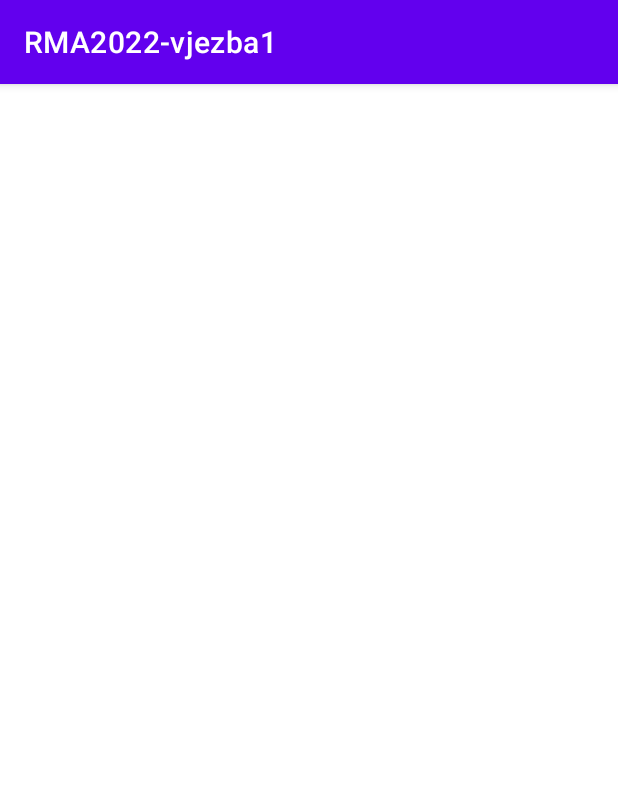
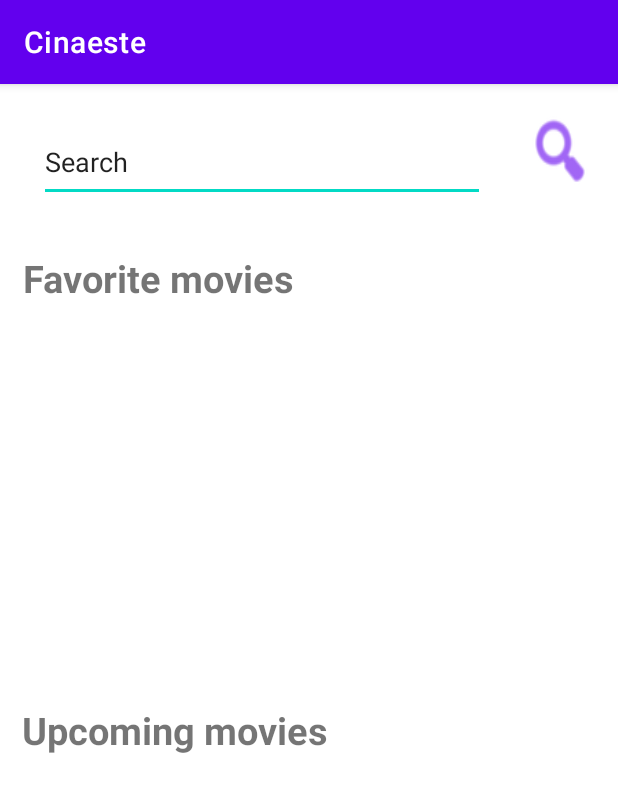
Before and after one commit to acato2/RMA-Cinaeste, an Android app: the screen it shows after launch (MainActivity), on a phone screen of 412 x 824 dp. Shown: the top 792 px of the screen. Run offline under Robolectric (Android 15) with nearby library versions, the light colour scheme and no system bars.

Commit message:
Cinaeste - Zadatak 2

```diff
--- a/app/src/main/AndroidManifest.xml
+++ b/app/src/main/AndroidManifest.xml
@@ -11,6 +11,7 @@
         android:theme="@style/Theme.RMA2022vjezba1">
         <activity
             android:name="com.example.cinaeste.MainActivity"
+            android:windowSoftInputMode="adjustPan|adjustResize"
             android:exported="true">
             <intent-filter>
                 <action android:name="android.intent.action.MAIN" />
--- a/app/src/main/java/com/example/cinaeste/MainActivity.kt
+++ b/app/src/main/java/com/example/cinaeste/MainActivity.kt
@@ -1,40 +1,13 @@
 package com.example.cinaeste
 
+import android.os.Bundle
 import androidx.appcompat.app.AppCompatActivity
-import android.os.Bundle
-import android.widget.*
 
-class MainActivity : AppCompatActivity() {
-    private lateinit var listView: ListView
-    private lateinit var button: Button
-    private lateinit var editText: EditText
-    private val listaVrijednosti= arrayListOf<String>()
-    private lateinit var adapter: ArrayAdapter<String>
-
-    override fun onCreate(savedInstance : Bundle?){
-        super.onCreate(savedInstance)
+class MainActivity : AppCompatActivity(){
+    override fun onCreate(savedInstanceState : Bundle?){
+        super.onCreate(savedInstanceState)
         setContentView(R.layout.activity_main)
-
-        //Inicijaliziramo elemente
-        button = findViewById<Button>(R.id.button1)
-        editText = findViewById<EditText>(R.id.editText1)
-        listView = findViewById<ListView>(R.id.listView1)
-        adapter = ArrayAdapter(this,android.R.layout.simple_list_item_1,listaVrijednosti)
-        listView.adapter=adapter
-
-        button.setOnClickListener{
-            addToList()
-        }
-
 
     }
 
-    private fun addToList() {
-        listaVrijednosti.add(0,editText.text.toString())
-        adapter.notifyDataSetChanged();
-        editText.setText("")
-
-    }
-
-
 }
--- a/app/src/main/res/layout/activity_main.xml
+++ b/app/src/main/res/layout/activity_main.xml
@@ -1,6 +1,95 @@
 <?xml version="1.0" encoding="utf-8"?>
 <androidx.constraintlayout.widget.ConstraintLayout xmlns:android="http://schemas.android.com/apk/res/android"
+    xmlns:app="http://schemas.android.com/apk/res-auto"
+    xmlns:tools="http://schemas.android.com/tools"
     android:layout_width="match_parent"
     android:layout_height="match_parent">
 
+    <EditText
+        android:id="@+id/searchText"
+        android:layout_width="297dp"
+        android:layout_height="53dp"
+        android:layout_marginStart="70dp"
+        android:layout_marginEnd="20dp"
+        android:layout_marginBottom="8dp"
+        android:ems="10"
+        android:inputType="textPersonName"
+        android:text="Search"
+        app:layout_constraintBottom_toTopOf="@+id/textView"
+        app:layout_constraintEnd_toStartOf="@+id/searchButton"
+        app:layout_constraintStart_toStartOf="parent"
+        app:layout_constraintTop_toTopOf="parent"
+        app:layout_constraintVertical_bias="0.48000002" />
+
+    <Button
+        android:id="@+id/searchButton"
+        android:layout_width="44dp"
+        android:layout_height="55dp"
+        android:layout_marginStart="8dp"
+        android:layout_marginTop="8dp"
+        android:layout_marginEnd="61dp"
+        android:layout_marginBottom="32dp"
+        android:background="@android:drawable/ic_menu_search"
+        app:layout_constraintBottom_toTopOf="@+id/textView"
+        app:layout_constraintEnd_toEndOf="parent"
+        app:layout_constraintStart_toEndOf="@+id/searchText"
+        app:layout_constraintTop_toTopOf="parent"
+        tools:ignore="SpeakableTextPresentCheck" />
+
+    <TextView
+        android:id="@+id/textView"
+        android:layout_width="378dp"
+        android:layout_height="41dp"
+        android:layout_marginStart="32dp"
+        android:layout_marginEnd="37dp"
+        android:text="Favorite movies"
+        android:textSize="25dp"
+        android:textStyle="bold"
+        app:layout_constraintBottom_toTopOf="@+id/favoriteMovies"
+        app:layout_constraintEnd_toEndOf="parent"
+        app:layout_constraintHorizontal_bias="0.485"
+        app:layout_constraintStart_toStartOf="parent"
+        app:layout_constraintTop_toBottomOf="@+id/searchText" />
+
+    <TextView
+        android:id="@+id/textView1"
+        android:layout_width="371dp"
+        android:layout_height="38dp"
+        android:layout_marginStart="32dp"
+        android:layout_marginEnd="40dp"
+        android:text="Upcoming movies"
+        android:textSize="25dp"
+        android:textStyle="bold"
+        app:layout_constraintBottom_toTopOf="@+id/recentMovies"
+        app:layout_constraintEnd_toEndOf="parent"
+        app:layout_constraintHorizontal_bias="0.562"
+        app:layout_constraintStart_toStartOf="parent"
+        app:layout_constraintTop_toBottomOf="@+id/favoriteMovies" />
+
+    <androidx.recyclerview.widget.RecyclerView
+        android:id="@+id/favoriteMovies"
+        android:layout_width="378dp"
+        android:layout_height="214dp"
+        android:layout_marginStart="16dp"
+        android:layout_marginEnd="22dp"
+        android:layout_marginBottom="350dp"
+        app:layout_constraintBottom_toBottomOf="parent"
+        app:layout_constraintEnd_toEndOf="parent"
+        app:layout_constraintHorizontal_bias="0.0"
+        app:layout_constraintStart_toStartOf="parent"
+        app:layout_constraintTop_toBottomOf="@+id/textView" />
+
+    <androidx.recyclerview.widget.RecyclerView
+        android:id="@+id/recentMovies"
+        android:layout_width="377dp"
+        android:layout_height="205dp"
+        android:layout_marginStart="17dp"
+        android:layout_marginEnd="16dp"
+        android:layout_marginBottom="70dp"
+        app:layout_constraintBottom_toBottomOf="parent"
+        app:layout_constraintEnd_toEndOf="parent"
+        app:layout_constraintHorizontal_bias="1.0"
+        app:layout_constraintStart_toStartOf="parent"
+        app:layout_constraintTop_toBottomOf="@+id/textView1" />
+
 </androidx.constraintlayout.widget.ConstraintLayout>
--- a/app/src/main/res/values/strings.xml
+++ b/app/src/main/res/values/strings.xml
@@ -1,3 +1,3 @@
 <resources>
-    <string name="app_name">RMA2022-vjezba1</string>
+    <string name="app_name">Cinaeste</string>
 </resources>
--- a/settings.gradle
+++ b/settings.gradle
@@ -12,5 +12,5 @@ dependencyResolutionManagement {
         mavenCentral()
     }
 }
-rootProject.name = "RMA2022-vjezba1"
+rootProject.name = "Cinaeste"
 include ':app'
```
Also changed, not shown: app/src/main/res/drawable/ic_menu_search.png (added).
